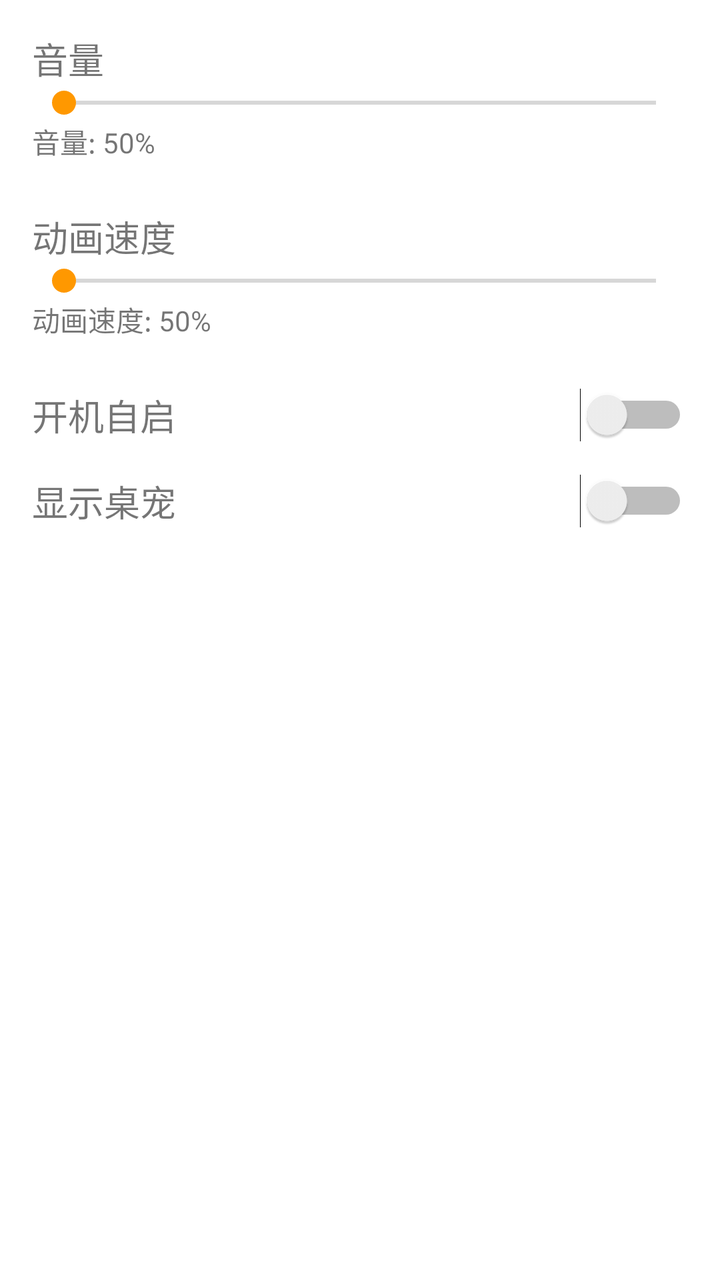
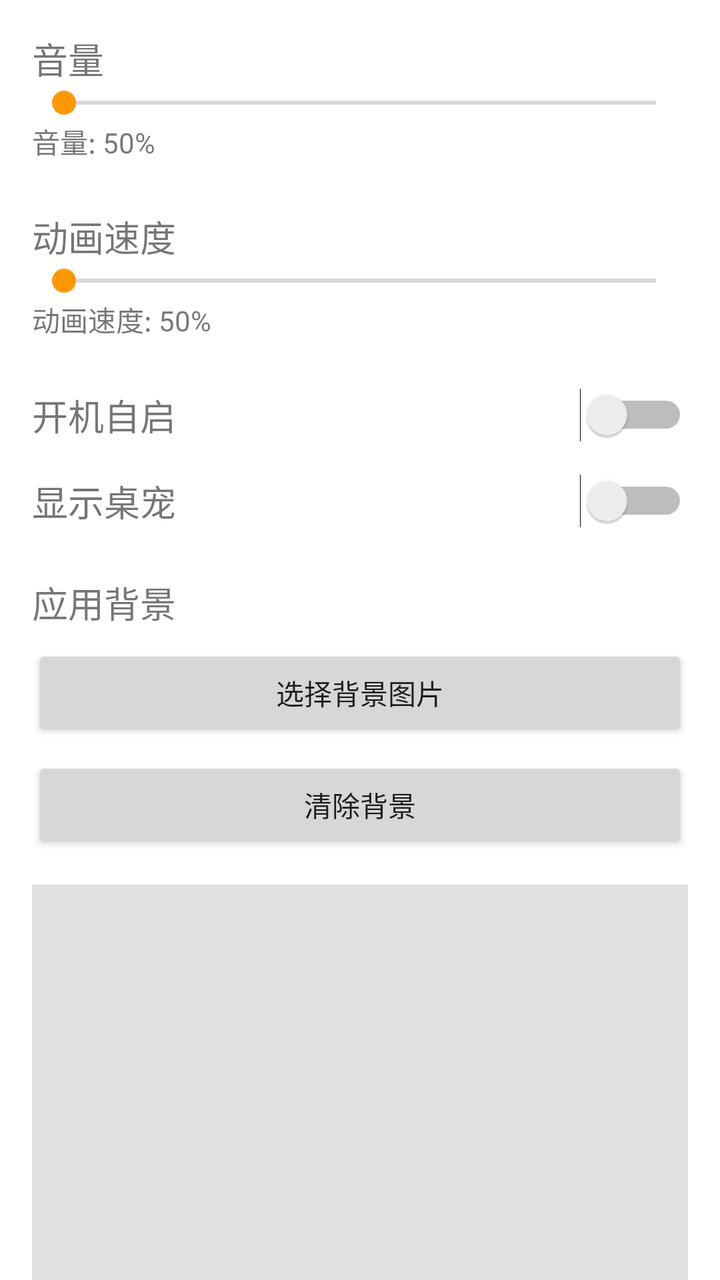

Before-and-after screenshots of an Android layout around one commit, followed by the original layout XML and the change that was made.
<!-- AndroidManifest.xml: application theme Theme.Usagi -->
<!-- res/layout/activity_settings.xml -->
<?xml version="1.0" encoding="utf-8"?>
<androidx.constraintlayout.widget.ConstraintLayout xmlns:android="http://schemas.android.com/apk/res/android"
    xmlns:app="http://schemas.android.com/apk/res-auto"
    xmlns:tools="http://schemas.android.com/tools"
    android:layout_width="match_parent"
    android:layout_height="match_parent"
    tools:context=".SettingsActivity">

    <TextView
        android:id="@+id/tv_volume_title"
        android:layout_width="wrap_content"
        android:layout_height="wrap_content"
        android:text="@string/volume"
        android:textSize="18sp"
        android:layout_marginStart="16dp"
        android:layout_marginTop="16dp"
        app:layout_constraintStart_toStartOf="parent"
        app:layout_constraintTop_toTopOf="parent" />

    <SeekBar
        android:id="@+id/sb_volume"
        android:layout_width="0dp"
        android:layout_height="wrap_content"
        android:layout_marginStart="16dp"
        android:layout_marginEnd="16dp"
        app:layout_constraintEnd_toEndOf="parent"
        app:layout_constraintStart_toStartOf="parent"
        app:layout_constraintTop_toBottomOf="@+id/tv_volume_title" />

    <TextView
        android:id="@+id/tv_volume"
        android:layout_width="wrap_content"
        android:layout_height="wrap_content"
        android:text="音量: 50%"
        android:layout_marginStart="16dp"
        app:layout_constraintStart_toStartOf="parent"
        app:layout_constraintTop_toBottomOf="@+id/sb_volume" />

    <TextView
        android:id="@+id/tv_speed_title"
        android:layout_width="wrap_content"
        android:layout_height="wrap_content"
        android:text="@string/animation_speed"
        android:textSize="18sp"
        android:layout_marginStart="16dp"
        android:layout_marginTop="24dp"
        app:layout_constraintStart_toStartOf="parent"
        app:layout_constraintTop_toBottomOf="@+id/tv_volume" />

    <SeekBar
        android:id="@+id/sb_speed"
        android:layout_width="0dp"
        android:layout_height="wrap_content"
        android:layout_marginStart="16dp"
        android:layout_marginEnd="16dp"
        app:layout_constraintEnd_toEndOf="parent"
        app:layout_constraintStart_toStartOf="parent"
        app:layout_constraintTop_toBottomOf="@+id/tv_speed_title" />

    <TextView
        android:id="@+id/tv_speed"
        android:layout_width="wrap_content"
        android:layout_height="wrap_content"
        android:text="动画速度: 50%"
        android:layout_marginStart="16dp"
        app:layout_constraintStart_toStartOf="parent"
        app:layout_constraintTop_toBottomOf="@+id/sb_speed" />

    <LinearLayout
        android:id="@+id/ll_auto_start"
        android:layout_width="match_parent"
        android:layout_height="wrap_content"
        android:orientation="horizontal"
        android:gravity="center_vertical"
        android:layout_marginStart="16dp"
        android:layout_marginEnd="16dp"
        android:layout_marginTop="24dp"
        app:layout_constraintStart_toStartOf="parent"
        app:layout_constraintEnd_toEndOf="parent"
        app:layout_constraintTop_toBottomOf="@+id/tv_speed">

        <TextView
            android:layout_width="0dp"
            android:layout_height="wrap_content"
            android:layout_weight="1"
            android:text="@string/auto_start"
            android:textSize="18sp" />

        <Switch
            android:id="@+id/sw_auto_start"
            android:layout_width="wrap_content"
            android:layout_height="wrap_content" />
    </LinearLayout>

    <LinearLayout
        android:id="@+id/ll_show_usagi"
        android:layout_width="match_parent"
        android:layout_height="wrap_content"
        android:orientation="horizontal"
        android:gravity="center_vertical"
        android:layout_marginStart="16dp"
        android:layout_marginEnd="16dp"
        android:layout_marginTop="16dp"
        app:layout_constraintStart_toStartOf="parent"
        app:layout_constraintEnd_toEndOf="parent"
        app:layout_constraintTop_toBottomOf="@+id/ll_auto_start">

        <TextView
            android:layout_width="0dp"
            android:layout_height="wrap_content"
            android:layout_weight="1"
            android:text="@string/show_usagi"
            android:textSize="18sp" />

        <Switch
            android:id="@+id/sw_show_usagi"
            android:layout_width="wrap_content"
            android:layout_height="wrap_content" />
    </LinearLayout>

</androidx.constraintlayout.widget.ConstraintLayout>
<!-- resources referenced by this layout -->
<resources>
  <string name="animation_speed">动画速度</string>
  <string name="auto_start">开机自启</string>
  <string name="show_usagi">显示桌宠</string>
  <string name="volume">音量</string>
  <style name="Theme.Usagi" parent="Theme.MaterialComponents.DayNight.DarkActionBar">
          
          <item name="colorPrimary">@color/usagi_yellow_primary</item>
          <item name="colorPrimaryVariant">@color/usagi_yellow_primary_dark</item>
          <item name="colorOnPrimary">@color/black</item>
          
          <item name="colorSecondary">@color/usagi_orange_secondary</item>
          <item name="colorSecondaryVariant">@color/usagi_orange_secondary_dark</item>
          <item name="colorOnSecondary">@color/white</item>
          
          <item name="android:statusBarColor" tools:targetApi="l">?attr/colorPrimaryVariant</item>
          
      </style>
  <color name="usagi_yellow_primary">#FFD700</color>
  <color name="usagi_yellow_primary_dark">#FFC107</color>
  <color name="black">#000000</color>
  <color name="usagi_orange_secondary">#FF9800</color>
  <color name="usagi_orange_secondary_dark">#F57C00</color>
  <color name="white">#FFFFFF</color>
</resources>

<!-- the commit's change to res/layout/activity_settings.xml (unified diff, before → after) -->
@@ -118,4 +118,53 @@
             android:layout_height="wrap_content" />
     </LinearLayout>
 
+    <TextView
+        android:id="@+id/tv_background_title"
+        android:layout_width="wrap_content"
+        android:layout_height="wrap_content"
+        android:text="应用背景"
+        android:textSize="18sp"
+        android:layout_marginStart="16dp"
+        android:layout_marginTop="24dp"
+        app:layout_constraintStart_toStartOf="parent"
+        app:layout_constraintTop_toBottomOf="@+id/ll_show_usagi" />
+
+    <Button
+        android:id="@+id/btn_select_background"
+        android:layout_width="0dp"
+        android:layout_height="wrap_content"
+        android:text="选择背景图片"
+        android:layout_marginStart="16dp"
+        android:layout_marginEnd="16dp"
+        android:layout_marginTop="8dp"
+        app:layout_constraintStart_toStartOf="parent"
+        app:layout_constraintEnd_toEndOf="parent"
+        app:layout_constraintTop_toBottomOf="@+id/tv_background_title" />
+
+    <Button
+        android:id="@+id/btn_clear_background"
+        android:layout_width="0dp"
+        android:layout_height="wrap_content"
+        android:text="清除背景"
+        android:layout_marginStart="16dp"
+        android:layout_marginEnd="16dp"
+        android:layout_marginTop="8dp"
+        app:layout_constraintStart_toStartOf="parent"
+        app:layout_constraintEnd_toEndOf="parent"
+        app:layout_constraintTop_toBottomOf="@+id/btn_select_background" />
+
+    <ImageView
+        android:id="@+id/iv_background_preview"
+        android:layout_width="0dp"
+        android:layout_height="200dp"
+        android:layout_marginStart="16dp"
+        android:layout_marginEnd="16dp"
+        android:layout_marginTop="16dp"
+        android:scaleType="centerCrop"
+        android:background="#E0E0E0"
+        android:contentDescription="背景预览"
+        app:layout_constraintStart_toStartOf="parent"
+        app:layout_constraintEnd_toEndOf="parent"
+        app:layout_constraintTop_toBottomOf="@+id/btn_clear_background" />
+
 </androidx.constraintlayout.widget.ConstraintLayout>
